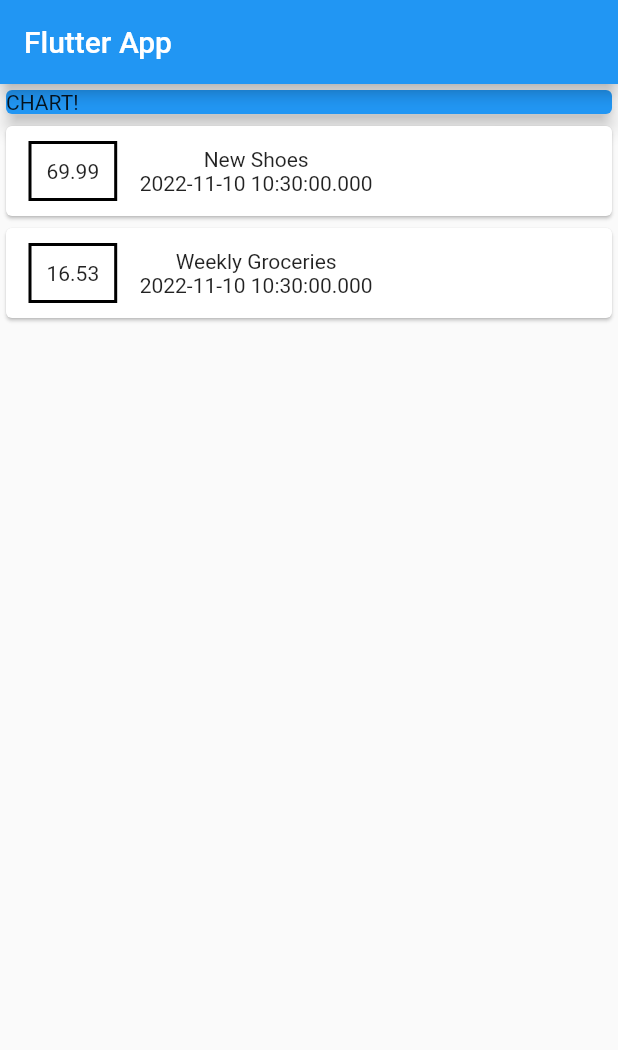
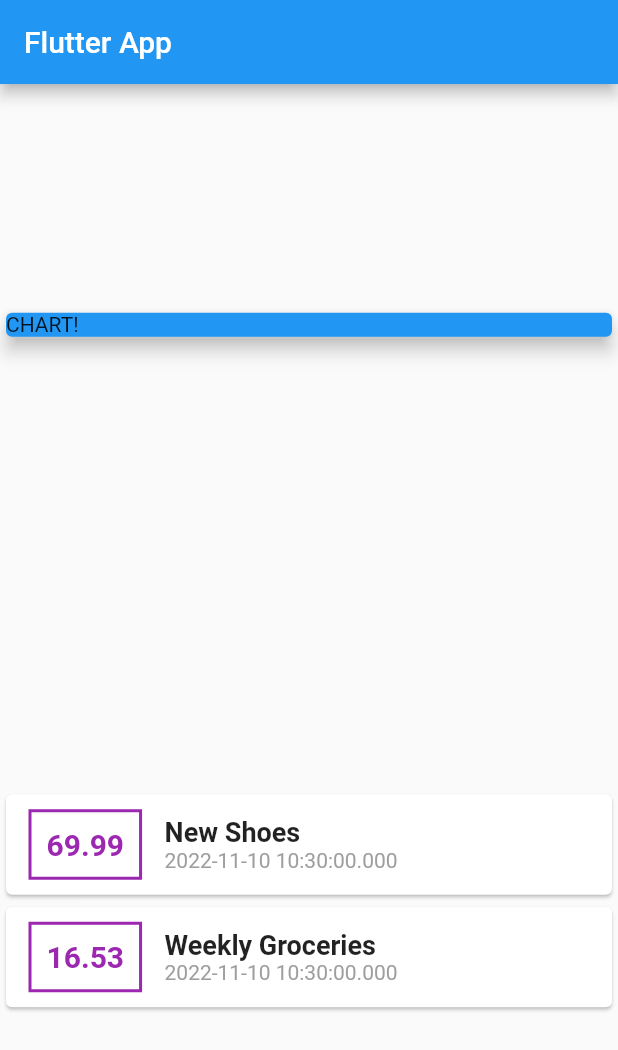
Before and after one commit to felipemcs/expenses_app, a Flutter app: the screen it shows after launch, on a phone screen of 412 x 824 dp. Shown: the top 1050 px of the screen. Run offline on Flutter 3.47's test engine with Material 2 defaults, Android fonts, the phone set to English and light mode, and no system bars.

Commit message:
Style transaction text

```diff
--- a/lib/main.dart
+++ b/lib/main.dart
@@ -39,6 +39,7 @@ class MyHomePage extends StatelessWidget {
         title: const Text('Flutter App'),
       ),
       body: Column(
+        mainAxisAlignment: MainAxisAlignment.spaceAround,
         children: [
           const SizedBox(
             width: double.infinity,
@@ -61,17 +62,36 @@ class MyHomePage extends StatelessWidget {
                           ),
                           decoration: BoxDecoration(
                             border: Border.all(
-                              color: Colors.black,
+                              color: Colors.purple,
                               width: 2,
                             ),
                           ),
                           padding: EdgeInsets.all(10),
-                          child: Text(tx.amount.toString()),
+                          child: Text(
+                            tx.amount.toString(),
+                            style: TextStyle(
+                              fontWeight: FontWeight.bold,
+                              fontSize: 20,
+                              color: Colors.purple,
+                            ),
+                          ),
                         ),
                         Column(
+                          crossAxisAlignment: CrossAxisAlignment.start,
                           children: [
-                            Text(tx.title),
-                            Text(tx.date.toString()),
+                            Text(
+                              tx.title,
+                              style: TextStyle(
+                                fontSize: 18,
+                                fontWeight: FontWeight.bold,
+                              ),
+                            ),
+                            Text(
+                              tx.date.toString(),
+                              style: TextStyle(
+                                color: Colors.grey,
+                              ),
+                            ),
                           ],
                         )
                       ],
```
